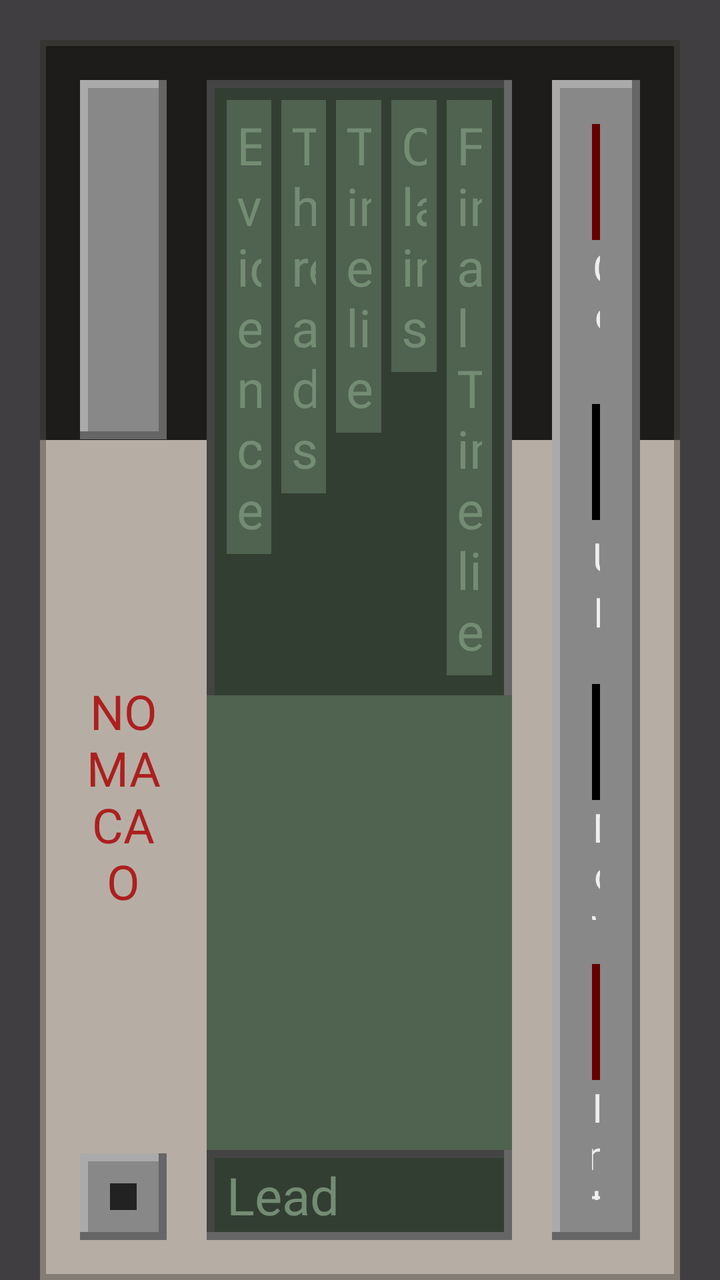
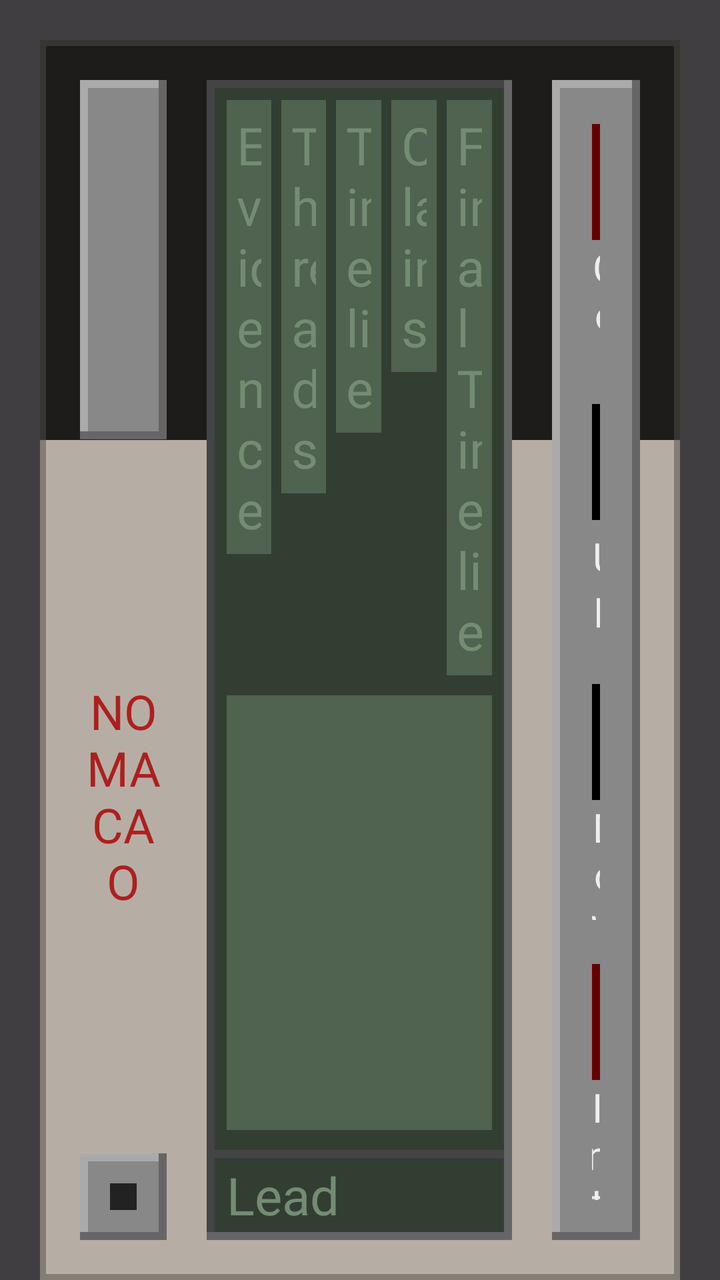

The first picture is an Android layout as it rendered before a commit; the second is the same layout after the commit. The layout source and the unified diff follow.
<!-- AndroidManifest.xml: application theme Theme.TraceRoute -->
<!-- res/layout/fragment_handheld.xml -->
<?xml version="1.0" encoding="utf-8"?>
<FrameLayout xmlns:android="http://schemas.android.com/apk/res/android"
    xmlns:app="http://schemas.android.com/apk/res-auto"
    android:id="@+id/handheld_root"
    android:layout_width="match_parent"
    android:layout_height="match_parent"
    android:background="#CC111111"
    android:clickable="true"
    android:focusable="true">

    <LinearLayout
        android:id="@+id/handheld_panel"
        android:layout_width="match_parent"
        android:layout_height="match_parent"
        android:layout_marginHorizontal="20dp"
        android:layout_marginTop="20dp"
        android:orientation="horizontal"
        android:padding="20dp"
        android:background="@drawable/handheld_gradient"
        >

        <LinearLayout
            android:layout_width="0dp"
            android:layout_height="match_parent"
            android:layout_weight="10"
            android:orientation="vertical"
            >
            <LinearLayout
                android:layout_width="match_parent"
                android:layout_height="wrap_content"
                android:background="@drawable/handheld_bevel_outset_device"
                android:orientation="vertical"
                android:padding="@dimen/handheld_offset_5"
                >
                <LinearLayout
                    android:layout_width="match_parent"
                    android:layout_height="0dp"
                    android:orientation="vertical"
                    android:layout_weight="1"
                    style="@style/handheld_device_button_group"
                    >
                    <TextView
                        android:id="@+id/handheld_close_button"
                        android:layout_width="match_parent"
                        android:layout_height="28dp"
                        android:background="@drawable/handheld_device_button_switch"
                        />
                    <TextView
                        android:text="I | 0"
                        android:layout_width="match_parent"
                        android:layout_height="wrap_content"
                        style="@style/handheld_device_label"
                        />
                </LinearLayout>
            </LinearLayout>
            <TextView
                android:layout_width="match_parent"
                android:layout_height="0dp"
                android:layout_weight="1"
                android:fontFamily="@font/jaro_regular"
                android:textColor="#AD1F1F"
                android:textSize="24dp"
                android:text="NOMACAO"
                android:gravity="center"
                />
            <androidx.constraintlayout.widget.ConstraintLayout
                android:layout_width="match_parent"
                android:layout_height="wrap_content"
                >

                <androidx.constraintlayout.widget.ConstraintLayout
                    android:layout_width="wrap_content"
                    android:layout_height="0dp"
                    app:layout_constraintDimensionRatio="1:1"
                    app:layout_constraintTop_toTopOf="parent"
                    app:layout_constraintBottom_toBottomOf="parent"
                    app:layout_constraintStart_toStartOf="parent"
                    android:background="@drawable/handheld_bevel_outset_device"
                    android:padding="@dimen/handheld_offset_15"
                    >
                    <View
                        android:layout_width="wrap_content"
                        android:layout_height="wrap_content"
                        android:background="@drawable/handheld_joystick_base" />
                    <View
                        android:id="@+id/handheld_joystick_head"
                        android:layout_width="64dp"
                        android:layout_height="64dp"
                        android:background="@drawable/handheld_joystick_head"
                        app:layout_constraintTop_toTopOf="parent"
                        app:layout_constraintBottom_toBottomOf="parent"
                        app:layout_constraintStart_toStartOf="parent"
                        app:layout_constraintEnd_toEndOf="parent" />
                </androidx.constraintlayout.widget.ConstraintLayout>
            </androidx.constraintlayout.widget.ConstraintLayout>
        </LinearLayout>

        <LinearLayout
            android:id="@+id/handheld_display"
            android:layout_width="0dp"
            android:layout_height="match_parent"
            android:orientation="vertical"
            android:layout_weight="35"
            android:background="@drawable/handheld_bevel_inset_display"
            android:layout_marginHorizontal="@dimen/handheld_offset_20"
            >

            <LinearLayout
                android:id="@+id/handheld_tab_row"
                android:layout_width="match_parent"
                android:layout_height="wrap_content"
                android:orientation="horizontal"
                android:padding="@dimen/handheld_offset_10"
                >

                <TextView
                    android:layout_marginRight="@dimen/handheld_offset_5"
                    android:id="@+id/handheld_evidence_tab"
                    android:text="Evidence"
                    android:layout_width="0dp"
                    android:layout_height="wrap_content"
                    android:layout_weight="1"
                    android:padding="@dimen/handheld_offset_5"
                    style="@style/handheld_display_element.inactive"
                    />

                <TextView
                    android:layout_marginRight="@dimen/handheld_offset_5"
                    android:id="@+id/handheld_threads_tab"
                    android:layout_width="0dp"
                    android:layout_height="wrap_content"
                    android:layout_weight="1"
                    android:text="Threads"
                    android:padding="@dimen/handheld_offset_5"
                    style="@style/handheld_display_element.inactive"
                    />

                <TextView
                    android:layout_marginRight="@dimen/handheld_offset_5"
                    android:id="@+id/handheld_timeline_tab"
                    android:layout_width="0dp"
                    android:layout_height="wrap_content"
                    android:layout_weight="1"
                    android:text="Timeline"
                    android:padding="@dimen/handheld_offset_5"
                    style="@style/handheld_display_element.inactive"
                    />

                <TextView
                    android:layout_marginRight="@dimen/handheld_offset_5"
                    android:id="@+id/handheld_statements_tab"
                    android:layout_width="0dp"
                    android:layout_height="wrap_content"
                    android:layout_weight="1"
                    android:text="Claims"
                    android:padding="@dimen/handheld_offset_5"
                    style="@style/handheld_display_element.inactive"
                    />

                <TextView
                    android:id="@+id/handheld_final_timeline_tab"
                    android:layout_width="0dp"
                    android:layout_height="wrap_content"
                    android:layout_weight="1"
                    android:text="Final Timeline"
                    android:padding="@dimen/handheld_offset_5"
                    style="@style/handheld_display_element.inactive"
                    />
            </LinearLayout>


            <ScrollView
                android:id="@+id/handheld_display_scroll"
                android:layout_width="match_parent"
                android:layout_height="0dp"
                android:layout_weight="1"
                android:background="@color/handheld_in_tab_bg">

                <LinearLayout
                    android:id="@+id/handheld_display_content_list"
                    android:layout_width="match_parent"
                    android:layout_height="wrap_content"
                    android:orientation="vertical"
                    android:padding="@dimen/handheld_offset_10" />

            </ScrollView>

            <TextView
                android:id="@+id/handheld_current_lead"
                android:layout_width="match_parent"
                android:layout_height="wrap_content"

                android:text="Lead"
                android:paddingVertical="@dimen/handheld_offset_5"
                android:paddingHorizontal="@dimen/handheld_offset_10"
                android:background="@drawable/handheld_bevel_inset_display"

                style="@style/handheld_display_element.inactive"
                />

        </LinearLayout>
        <LinearLayout
            android:layout_width="0dp"
            android:layout_height="match_parent"
            android:layout_weight="10"
            android:background="@drawable/handheld_bevel_outset_device"
            android:orientation="vertical"
            >
            <LinearLayout
                android:id="@+id/handheld_back_button"
                style="@style/handheld_device_button_group.First"
                >
                <TextView
                    style="@style/handheld_device_button_group_button.Red"
                    />
                <TextView
                    android:text="Go Back"
                    style="@style/handheld_device_label.RightPanel"
                    />
            </LinearLayout>
            <LinearLayout
                android:id="@+id/handheld_up_button"
                style="@style/handheld_device_button_group"
                >
                <TextView
                    style="@style/handheld_device_button_group_button.Black"
                    />
                <TextView
                    android:text="Up"
                    style="@style/handheld_device_label.RightPanel"
                    />
            </LinearLayout>
            <LinearLayout
                android:id="@+id/handheld_down_button"
                style="@style/handheld_device_button_group"
                >
                <TextView
                    style="@style/handheld_device_button_group_button.Black"
                    />
                <TextView
                    android:text="Down"
                    style="@style/handheld_device_label.RightPanel"
                    />
            </LinearLayout>
            <LinearLayout
                android:id="@+id/handheld_interact_button"
                style="@style/handheld_device_button_group.Last"
                >
                <TextView
                    style="@style/handheld_device_button_group_button.Red"
                    />
                <TextView
                    android:text="Interact"
                    style="@style/handheld_device_label.RightPanel"
                    />
            </LinearLayout>
        </LinearLayout>

    </LinearLayout>

</FrameLayout>
<!-- resources referenced by this layout -->
<resources>
  <color name="handheld_in_tab_bg">#506250</color>
  <dimen name="handheld_offset_10">10dp</dimen>
  <dimen name="handheld_offset_15">15dp</dimen>
  <dimen name="handheld_offset_20">20dp</dimen>
  <dimen name="handheld_offset_5">5dp</dimen>
  <!-- drawable handheld_joystick_base (drawable) -->
  <?xml version="1.0" encoding="utf-8"?>
  <shape xmlns:android="http://schemas.android.com/apk/res/android">
      <corners
          android:radius="1000dp"
          />
      <solid
          android:color="#111"
          />
  </shape>
  <!-- drawable handheld_joystick_head (drawable) -->
  <?xml version="1.0" encoding="utf-8"?>
  <shape xmlns:android="http://schemas.android.com/apk/res/android">
      <corners
          android:radius="1000dp"
          />
      <solid
          android:color="#222"
          />
  </shape>
  <style name="handheld_device_button_group.First">
          <item name="android:layout_marginTop">@dimen/handheld_offset_20</item>
          <item name="android:layout_marginBottom">@dimen/handheld_offset_10</item>
      </style>
  <style name="handheld_device_button_group.Last">
          <item name="android:layout_marginTop">@dimen/handheld_offset_10</item>
          <item name="android:layout_marginBottom">@dimen/handheld_offset_20</item>
      </style>
  <style name="handheld_device_button_group_button.Black">
          <item name="android:background">@drawable/handheld_device_button_black</item>
      </style>
  <style name="handheld_device_button_group_button.Red">
          <item name="android:background">@drawable/handheld_device_button_red</item>
      </style>
  <style name="handheld_device_label">
          <item name="android:fontFamily">@font/jaro_regular</item>
          <item name="android:textColor">#eee</item>
          <item name="android:textSize">20dp</item>
          <item name="android:gravity">center</item>
      </style>
  <style name="handheld_device_label.RightPanel">
          <item name="android:layout_width">match_parent</item>
          <item name="android:layout_height">0dp</item>
          <item name="android:layout_weight">1</item>
      </style>
  <style name="handheld_display_element.inactive">
          <item name="android:background">#506250</item>
          <item name="android:textColor">#738C73</item>
      </style>
  <style name="Theme.TraceRoute" parent="Base.Theme.TraceRoute" />
  <!-- drawable handheld_device_button_black (drawable) -->
  <layer-list xmlns:android="http://schemas.android.com/apk/res/android">
      <item android:top="2dp">
          <shape android:shape="rectangle">
              <solid android:color="#000000" />
          </shape>
      </item>
      <item
          android:bottom="6dp"
          android:left="2dp"
          android:right="2dp">
          <shape android:shape="rectangle">
              <solid android:color="#222222" />
          </shape>
      </item>
  </layer-list>
  <!-- drawable handheld_device_button_red (drawable) -->
  <layer-list xmlns:android="http://schemas.android.com/apk/res/android">
      <item android:top="2dp">
          <shape android:shape="rectangle">
              <solid android:color="#660000" />
          </shape>
      </item>
      <item
          android:bottom="6dp"
          android:left="2dp"
          android:right="2dp">
          <shape android:shape="rectangle">
              <solid android:color="#FF0000" />
          </shape>
      </item>
  </layer-list>
  <style name="Base.Theme.TraceRoute" parent="Theme.Material3.DayNight.NoActionBar">
          
          
      </style>
  <!-- unchanged entries left out for length: 5 -->
</resources>

<!-- the commit's change to res/layout/fragment_handheld.xml (unified diff, before → after) -->
@@ -174,6 +174,8 @@
                 android:layout_width="match_parent"
                 android:layout_height="0dp"
                 android:layout_weight="1"
+                android:layout_marginHorizontal="@dimen/handheld_offset_10"
+                android:layout_marginBottom="@dimen/handheld_offset_10"
                 android:background="@color/handheld_in_tab_bg">
 
                 <LinearLayout
